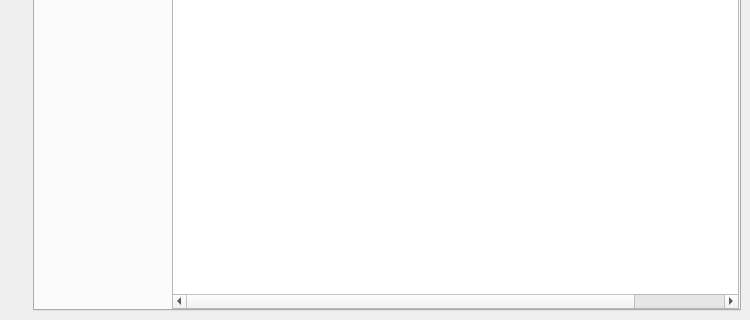
Before: the Qt Designer form main.ui in OfficialRey/GUIProject, drawn with Qt 5; both pictures show x 0 to 750 and y 373 to 693 of the 750 by 693 pixel window.
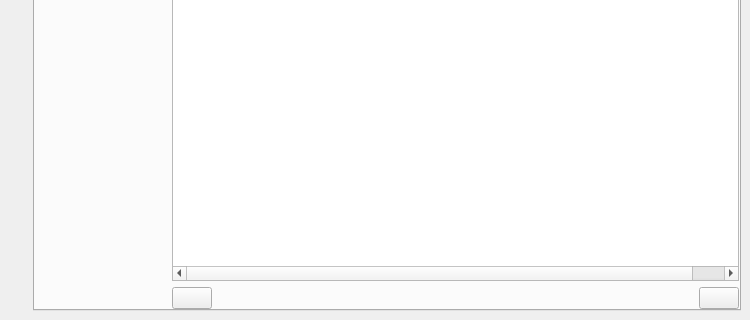
After: the same form once the commit is applied.

Commit message: added stock table page navigation

```diff
--- a/main.ui
+++ b/main.ui
@@ -586,6 +586,8 @@
            </widget>
           </item>
           <item>
+           <layout class="QVBoxLayout" name="stockTableLayout">
+            <item>
            <widget class="QTableWidget" name="stockDetailTable">
             <property name="sizePolicy">
              <sizepolicy hsizetype="Expanding" vsizetype="Expanding">
@@ -593,6 +595,12 @@
               <verstretch>0</verstretch>
              </sizepolicy>
             </property>
+              <property name="verticalScrollMode">
+               <enum>QAbstractItemView::ScrollPerPixel</enum>
+              </property>
+              <property name="horizontalScrollMode">
+               <enum>QAbstractItemView::ScrollPerPixel</enum>
+              </property>
             <property name="sortingEnabled">
              <bool>true</bool>
             </property>
@@ -636,6 +644,59 @@
              </property>
             </column>
            </widget>
+            </item>
+            <item>
+             <layout class="QHBoxLayout" name="stockTableNavLayout">
+              <item>
+               <widget class="QPushButton" name="stockTablePrevPage">
+                <property name="text">
+                 <string/>
+                </property>
+               </widget>
+              </item>
+              <item>
+               <spacer name="horizontalSpacer_2">
+                <property name="orientation">
+                 <enum>Qt::Horizontal</enum>
+                </property>
+                <property name="sizeHint" stdset="0">
+                 <size>
+                  <width>40</width>
+                  <height>20</height>
+                 </size>
+                </property>
+               </spacer>
+              </item>
+              <item>
+               <widget class="QLabel" name="stockTableLoadingIndicator">
+                <property name="text">
+                 <string/>
+                </property>
+               </widget>
+              </item>
+              <item>
+               <spacer name="horizontalSpacer_3">
+                <property name="orientation">
+                 <enum>Qt::Horizontal</enum>
+                </property>
+                <property name="sizeHint" stdset="0">
+                 <size>
+                  <width>40</width>
+                  <height>20</height>
+                 </size>
+                </property>
+               </spacer>
+              </item>
+              <item>
+               <widget class="QPushButton" name="stockTableNextPage">
+                <property name="text">
+                 <string/>
+                </property>
+               </widget>
+              </item>
+             </layout>
+            </item>
+           </layout>
           </item>
          </layout>
         </item>
```
Lines whose indentation alone changed are shown as unchanged. The commit also changes 2 other files.
